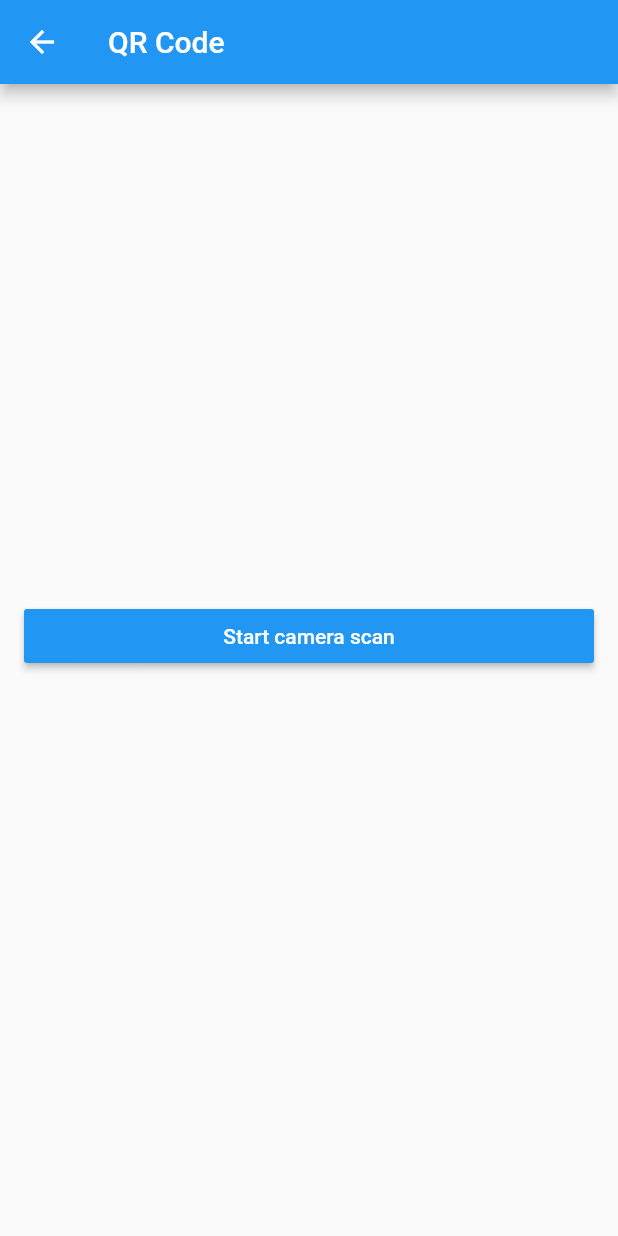
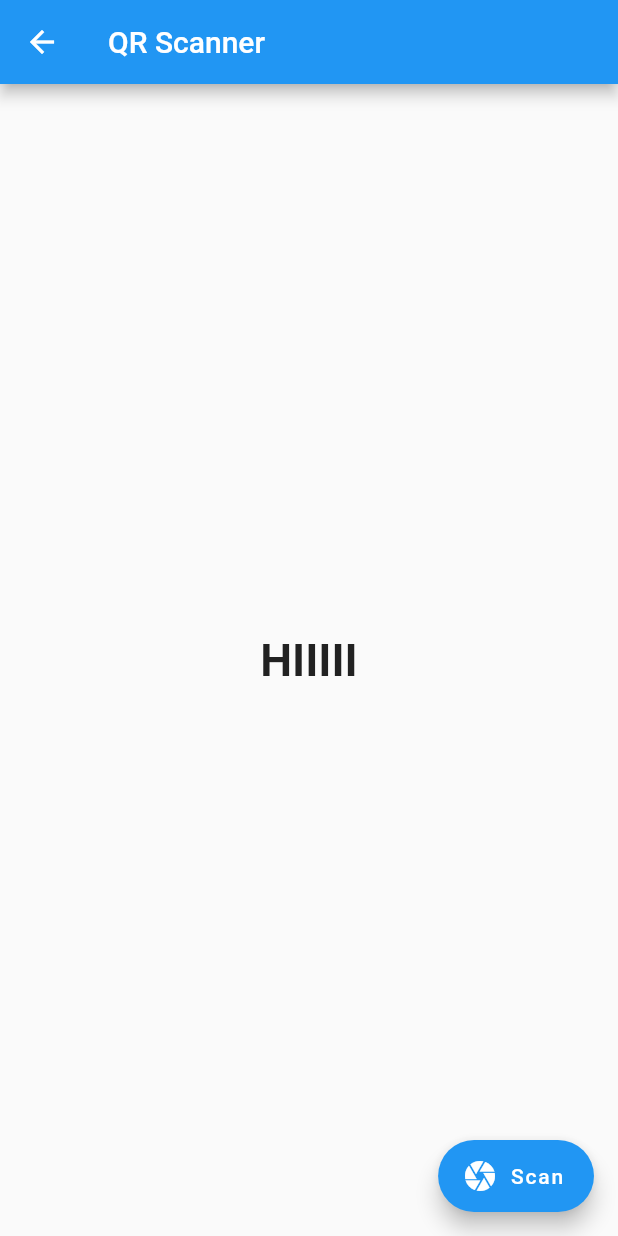
Before and after one commit to AlanNggg/Color-Dictionary, a Flutter app: the ScanScreen screen opened directly, on a phone screen of 412 x 824 dp. Run offline on Flutter 3.47's test engine with Material 2 defaults, Android fonts, the phone set to English and light mode, and no system bars; missing offline and left inert: barcode_scan.

```diff
--- a/lib/ScanScreen.dart
+++ b/lib/ScanScreen.dart
@@ -1,6 +1,7 @@
 import 'dart:async';
+import 'package:barcode_scan/barcode_scan.dart';
 
-import 'package:barcode_scan/barcode_scan.dart';
+//import 'package:barcode_scan/barcode_scan.dart';
 import 'package:flutter/material.dart';
 import 'package:flutter/services.dart';
 
@@ -11,61 +12,128 @@ class ScanScreen extends StatefulWidget{
 }
 
 class _ScanState extends State<ScanScreen>{
-  String barcode = "";
+  String result = "HIIIII";
+  Future _scanQR() async{
+    try{
+      String qrResult = await BarcodeScanner.scan();
+      setState(() {
+              result = qrResult;
+            });
+    }on PlatformException catch(e){
+      if(e.code == BarcodeScanner.CameraAccessDenied){
+        setState(() {
+                //result = 'Camera permission was denied';
+                _showDialog(context);
+                });
+
+      }else{
+          setState(() {
+                    result = "Unknow Error in BarCode Scanner $e";
+                    });
+      }
+    }on FormatException{
+      setState((){
+          //result = 'You pressed the back button before scanning anything';
+      });
+    }catch(e){
+       setState(() {
+                    result = "Unknow Error $e";
+                    });
+    }
+  }
 
   @override
   void initState() {
       // TODO: implement initState
       super.initState();
     }
-
     @override
     Widget build(BuildContext context){
       return Scaffold(
-          appBar: new AppBar(
-            title: new Text('QR Code'),
-          ),
+          appBar: new AppBar(title:new Text("QR Scanner")),
           body: new Center(
-            child:new Column(
-              mainAxisAlignment: MainAxisAlignment.center,
-              crossAxisAlignment: CrossAxisAlignment.stretch,
-              children: <Widget>[
-                Padding(
-                  padding:EdgeInsets.symmetric(horizontal:16.0 , vertical: 8.0),
-                  child:RaisedButton(
-                    color: Colors.blue,
-                    textColor: Colors.white,
-                    splashColor: Colors.blueGrey,
-                    onPressed: scan,
-                    child: const Text('Start camera scan'),
+                child: Text(
+                result,
+                 style: new TextStyle(fontSize:30.0 , fontWeight:FontWeight.bold),
                 ),
           ),
-                Padding(
-                  padding:EdgeInsets.symmetric(horizontal:16.0,vertical:8.0),
-                  child:Text(barcode , textAlign: TextAlign.center,),
+          floatingActionButton:new FloatingActionButton.extended(
+            icon:Icon(Icons.camera),
+            label:Text('Scan'),
+            onPressed:_scanQR,
+          )
+      );
+    }
+}
+
+void _showDialog(BuildContext context){
+  showDialog(
+    context:context,
+    builder:(BuildContext context){
+      return new AlertDialog(
+        title: new Text('Permission'),
+
+        actions: <Widget>[
+
+          new FlatButton(
+            child:new Text('OK'),
+            onPressed: (){
+              Navigator.of(context).pop(true);
+            },
           )
         ],
-            )
-          ),
+      );
+    }
   );
 }
 
-  Future scan() async{
-    try{
-       String barcode = await BarcodeScanner.scan();
-       setState(() => this.barcode = barcode);
-    } on PlatformException catch(e){
-          if(e.code == BarcodeScanner.CameraAccessDenied){
-            setState(() {
-                          this.barcode = "The user did not grant the camera permission!";
-                        });
-          }else{
-            setState(() => this.barcode = 'Unknown error: $e');
-          }
-    } on FormatException{
-          setState(() => this.barcode = 'null');
-    } catch(e){
-     setState(() => this.barcode = "Unknow error: $e");
-    }
-  }
-}
+//   @override
+//   Widget build(BuildContext context){
+//     return Scaffold(
+//           appBar: new AppBar(
+//             title: new Text('QR Code'),
+//           ),
+//           body: new Center(
+//             child:new Column(
+//               mainAxisAlignment: MainAxisAlignment.center,
+//               crossAxisAlignment: CrossAxisAlignment.stretch,
+//               children: <Widget>[
+//                 Padding(
+//                   padding:EdgeInsets.symmetric(horizontal:16.0 , vertical: 8.0),
+//                   child:RaisedButton(
+//                     color: Colors.blue,
+//                     textColor: Colors.white,
+//                     splashColor: Colors.blueGrey,
+//                     onPressed: scan,
+//                     child: const Text('Start camera scan'),
+//                   ),
+//                 ),
+//                 Padding(
+//                   padding:EdgeInsets.symmetric(horizontal:16.0,vertical:8.0),
+//                   child:Text(barcode , textAlign: TextAlign.center,),
+//                   )
+//               ],
+//             )
+//           ),
+//     );
+//   }
+
+//   Future scan() async{
+//     try{
+//        String barcode = await BarcodeScanner.scan();
+//        setState(() => this.barcode = barcode);
+//     } on PlatformException catch(e){
+//           if(e.code == BarcodeScanner.CameraAccessDenied){
+//             setState(() {
+//                           this.barcode = "The user did not grant the camera permission!";
+//                         });
+//           }else{
+//             setState(() => this.barcode = 'Unknown error: $e');
+//           }
+//     } on FormatException{
+//           setState(() => this.barcode = 'null');
+//     } catch(e){
+//      setState(() => this.barcode = "Unknow error: $e");
+//     }
+//   }
+// }
--- a/pubspec.yaml
+++ b/pubspec.yaml
@@ -19,6 +19,8 @@ dependencies:
   # The following adds the Cupertino Icons font to your application.
   # Use with the CupertinoIcons class for iOS style icons.
   cupertino_icons: ^0.1.2
+  barcode_scan:
+  qr_flutter:
 
 dev_dependencies:
   flutter_test:
```
Also changed, not shown: 2 other files. Lines whose indentation alone changed are shown as unchanged.
